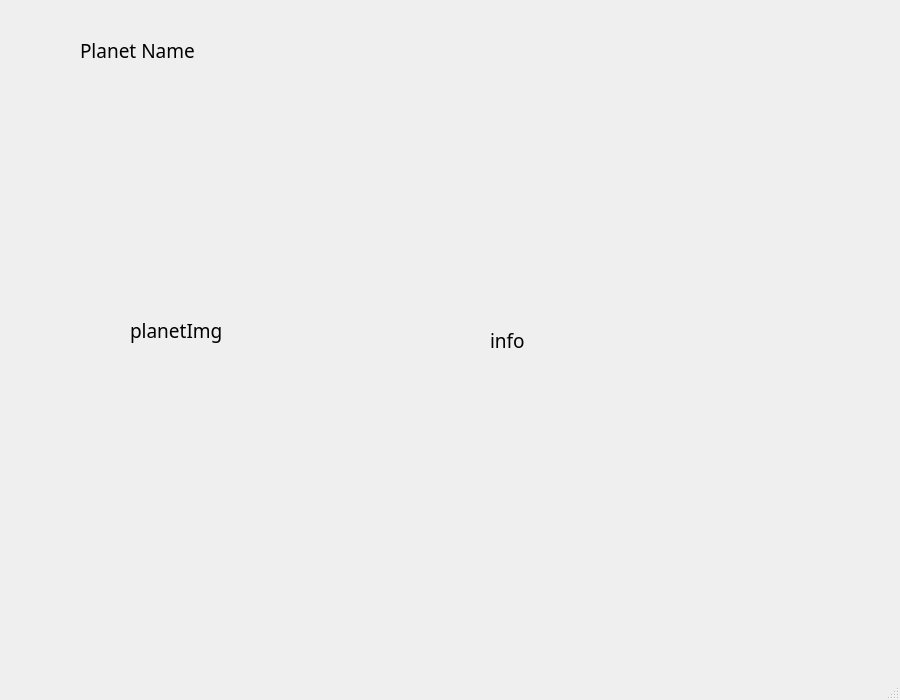
Old version of the form Syzygy/planetinfoform.ui in the repository maxpe3447/SyZyGy.
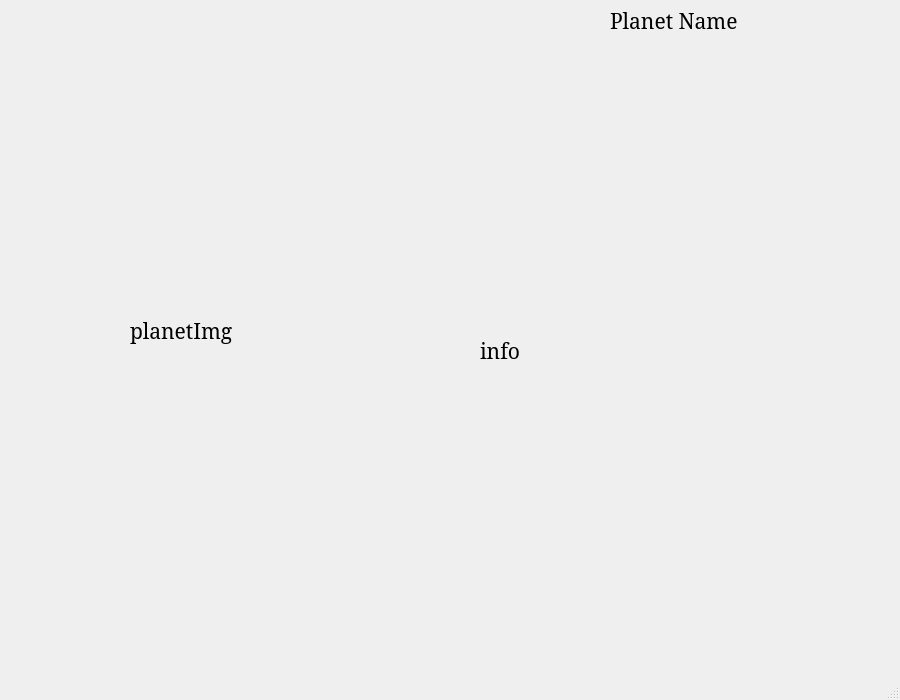
New version of the form. Icons and pictures are not drawn.

```diff
--- a/Syzygy/planetinfoform.ui
+++ b/Syzygy/planetinfoform.ui
@@ -36,8 +36,8 @@
     </property>
     <property name="font">
      <font>
-      <family>Gabriola</family>
-      <pointsize>14</pointsize>
+      <family>Garamond</family>
+      <pointsize>16</pointsize>
      </font>
     </property>
     <property name="text">
@@ -47,16 +47,16 @@
    <widget class="QLabel" name="lInfo">
     <property name="geometry">
      <rect>
-      <x>490</x>
-      <y>40</y>
+      <x>480</x>
+      <y>50</y>
       <width>391</width>
       <height>601</height>
      </rect>
     </property>
     <property name="font">
      <font>
-      <family>Gabriola</family>
-      <pointsize>14</pointsize>
+      <family>Garamond</family>
+      <pointsize>16</pointsize>
       <kerning>true</kerning>
      </font>
     </property>
@@ -67,16 +67,16 @@
    <widget class="QLabel" name="lPlanetName">
     <property name="geometry">
      <rect>
-      <x>80</x>
-      <y>30</y>
+      <x>610</x>
+      <y>0</y>
       <width>131</width>
       <height>41</height>
      </rect>
     </property>
     <property name="font">
      <font>
-      <family>Gabriola</family>
-      <pointsize>14</pointsize>
+      <family>Garamond</family>
+      <pointsize>16</pointsize>
      </font>
     </property>
     <property name="text">
```
